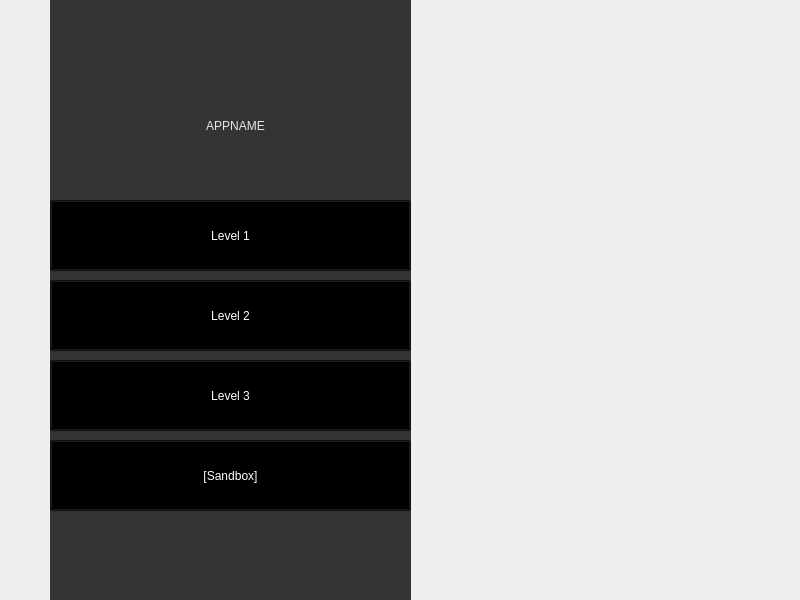
Old version of the form mainmenu.ui in the repository University-of-Utah-CS3505/a9-edu-app-MAUIFanClub.
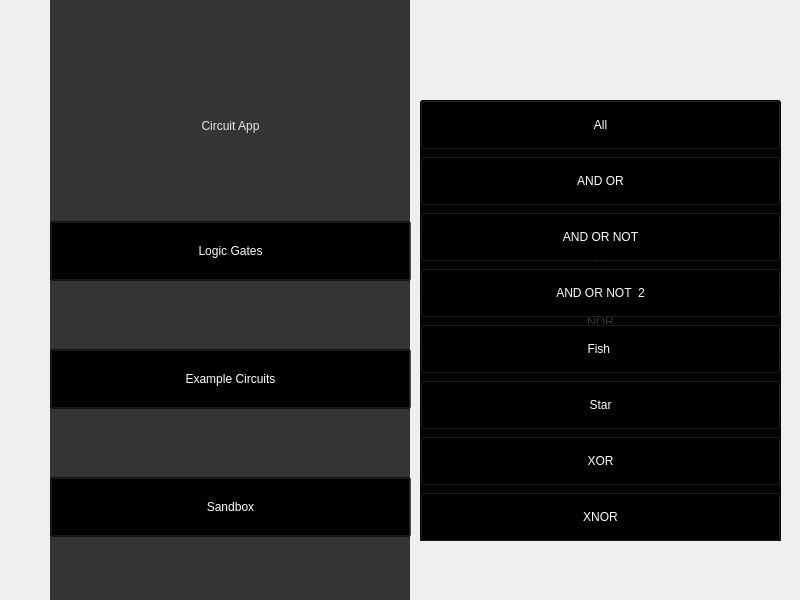
New version of the form. Icons and pictures are not drawn.

The edit to the form file:
```diff
--- a/mainmenu.ui
+++ b/mainmenu.ui
@@ -58,12 +58,12 @@
      <string/>
     </property>
    </widget>
-   <widget class="QLabel" name="label">
+   <widget class="QLabel" name="AppNameLabel">
     <property name="geometry">
      <rect>
       <x>-80</x>
       <y>50</y>
-      <width>631</width>
+      <width>621</width>
       <height>151</height>
      </rect>
     </property>
@@ -74,138 +74,18 @@
 </string>
     </property>
     <property name="text">
-     <string>APPNAME</string>
+     <string>Circuit App</string>
     </property>
     <property name="alignment">
      <set>Qt::AlignCenter</set>
     </property>
    </widget>
-   <widget class="QPushButton" name="level1Button">
-    <property name="geometry">
-     <rect>
-      <x>50</x>
-      <y>200</y>
-      <width>361</width>
-      <height>71</height>
-     </rect>
-    </property>
-    <property name="styleSheet">
-     <string notr="true">
-QPushButton{
-background-color: rgba(0, 0, 0, 100);
-font: 700 20pt &quot;Source Code Pro&quot;;
-color: rgb(255, 255, 255);
-}
-QPushButton::hover{
-	background-color: rgba(255, 255,255, 200);
-	
-	color: rgb(17, 17, 17);
-}
-
-</string>
-    </property>
-    <property name="text">
-     <string>Level 1</string>
-    </property>
-   </widget>
-   <widget class="QPushButton" name="level2Button">
-    <property name="enabled">
-     <bool>true</bool>
-    </property>
-    <property name="geometry">
-     <rect>
-      <x>50</x>
-      <y>280</y>
-      <width>361</width>
-      <height>71</height>
-     </rect>
-    </property>
-    <property name="styleSheet">
-     <string notr="true">
-QPushButton{
-background-color: rgba(0, 0, 0, 100);
-font: 700 20pt &quot;Source Code Pro&quot;;
-color: rgb(255, 255, 255);
-}
-QPushButton::hover{
-	background-color: rgba(255, 255,255, 200);
-	
-	color: rgb(17, 17, 17);
-}
-
-</string>
-    </property>
-    <property name="text">
-     <string>Level 2</string>
-    </property>
-   </widget>
-   <widget class="QPushButton" name="level3Button">
-    <property name="enabled">
-     <bool>true</bool>
-    </property>
-    <property name="geometry">
-     <rect>
-      <x>50</x>
-      <y>360</y>
-      <width>361</width>
-      <height>71</height>
-     </rect>
-    </property>
-    <property name="styleSheet">
-     <string notr="true">
-QPushButton{
-background-color: rgba(0, 0, 0, 100);
-font: 700 20pt &quot;Source Code Pro&quot;;
-color: rgb(255, 255, 255);
-}
-QPushButton::hover{
-	background-color: rgba(255, 255,255, 200);
-	
-	color: rgb(17, 17, 17);
-}
-
-</string>
-    </property>
-    <property name="text">
-     <string>Level 3</string>
-    </property>
-   </widget>
-   <widget class="QPushButton" name="sandboxLevelButton">
-    <property name="enabled">
-     <bool>true</bool>
-    </property>
-    <property name="geometry">
-     <rect>
-      <x>50</x>
-      <y>440</y>
-      <width>361</width>
-      <height>71</height>
-     </rect>
-    </property>
-    <property name="styleSheet">
-     <string notr="true">
-QPushButton{
-background-color: rgba(0, 0, 0, 100);
-font: 700 20pt &quot;Source Code Pro&quot;;
-color: rgb(255, 255, 255);
-}
-QPushButton::hover{
-	background-color: rgba(255, 255,255, 200);
-	color: rgb(17, 17, 17);
-}
-
-</string>
-    </property>
-    <property name="text">
-     <string>[Sandbox]</string>
-    </property>
-   </widget>
    <widget class="QLabel" name="Background_2">
     <property name="geometry">
      <rect>
       <x>50</x>
       <y>0</y>
-      <width>361</width>
+      <width>360</width>
       <height>601</height>
      </rect>
     </property>
@@ -223,13 +103,560 @@
      <string/>
     </property>
    </widget>
+   <widget class="QWidget" name="mmMainBtnsWidget" native="true">
+    <property name="geometry">
+     <rect>
+      <x>50</x>
+      <y>159</y>
+      <width>361</width>
+      <height>441</height>
+     </rect>
+    </property>
+    <layout class="QVBoxLayout" name="verticalLayout">
+     <item>
+      <widget class="QPushButton" name="logicGateLvlsBtn">
+       <property name="minimumSize">
+        <size>
+         <width>0</width>
+         <height>60</height>
+        </size>
+       </property>
+       <property name="styleSheet">
+        <string notr="true">
+QPushButton{
+background-color: rgba(0, 0, 0, 100);
+font: 700 20pt &quot;Source Code Pro&quot;;
+color: rgb(255, 255, 255);
+}
+QPushButton::hover{
+	background-color: rgba(255, 255,255, 200);
+	
+	color: rgb(17, 17, 17);
+}
+
+</string>
+       </property>
+       <property name="text">
+        <string>Logic Gates</string>
+       </property>
+      </widget>
+     </item>
+     <item>
+      <widget class="QPushButton" name="exampleCircuitsBtn">
+       <property name="minimumSize">
+        <size>
+         <width>0</width>
+         <height>60</height>
+        </size>
+       </property>
+       <property name="styleSheet">
+        <string notr="true">
+QPushButton{
+background-color: rgba(0, 0, 0, 100);
+font: 700 20pt &quot;Source Code Pro&quot;;
+color: rgb(255, 255, 255);
+}
+QPushButton::hover{
+	background-color: rgba(255, 255,255, 200);
+	
+	color: rgb(17, 17, 17);
+}
+
+</string>
+       </property>
+       <property name="text">
+        <string>Example Circuits</string>
+       </property>
+      </widget>
+     </item>
+     <item>
+      <widget class="QPushButton" name="sandboxLevelButton">
+       <property name="enabled">
+        <bool>true</bool>
+       </property>
+       <property name="minimumSize">
+        <size>
+         <width>0</width>
+         <height>60</height>
+        </size>
+       </property>
+       <property name="styleSheet">
+        <string notr="true">
+QPushButton{
+background-color: rgba(0, 0, 0, 100);
+font: 700 20pt &quot;Source Code Pro&quot;;
+color: rgb(255, 255, 255);
+}
+QPushButton::hover{
+	background-color: rgba(255, 255,255, 200);
+	color: rgb(17, 17, 17);
+}
+
+</string>
+       </property>
+       <property name="text">
+        <string>Sandbox</string>
+       </property>
+      </widget>
+     </item>
+    </layout>
+   </widget>
+   <widget class="QWidget" name="mmLogicGateLvlBtns" native="true">
+    <property name="geometry">
+     <rect>
+      <x>420</x>
+      <y>100</y>
+      <width>361</width>
+      <height>441</height>
+     </rect>
+    </property>
+    <property name="styleSheet">
+     <string notr="true">QWidget#mmLogicGateLvlBtns{background-color: rgba(0, 0, 0, 200); border-radius:5px;}</string>
+    </property>
+    <layout class="QVBoxLayout" name="verticalLayout_2">
+     <item>
+      <widget class="QPushButton" name="andGateLvlBtn">
+       <property name="minimumSize">
+        <size>
+         <width>0</width>
+         <height>60</height>
+        </size>
+       </property>
+       <property name="styleSheet">
+        <string notr="true">
+QPushButton{
+background-color: rgba(0, 0, 0, 100);
+font: 700 20pt &quot;Source Code Pro&quot;;
+color: rgb(255, 255, 255);
+}
+QPushButton::hover{
+	background-color: rgba(255, 255,255, 200);
+	
+	color: rgb(17, 17, 17);
+}
+
+</string>
+       </property>
+       <property name="text">
+        <string>AND</string>
+       </property>
+      </widget>
+     </item>
+     <item>
+      <widget class="QPushButton" name="nAndGateLvlBtn">
+       <property name="minimumSize">
+        <size>
+         <width>0</width>
+         <height>60</height>
+        </size>
+       </property>
+       <property name="styleSheet">
+        <string notr="true">
+QPushButton{
+background-color: rgba(0, 0, 0, 100);
+font: 700 20pt &quot;Source Code Pro&quot;;
+color: rgb(255, 255, 255);
+}
+QPushButton::hover{
+	background-color: rgba(255, 255,255, 200);
+	
+	color: rgb(17, 17, 17);
+}
+
+</string>
+       </property>
+       <property name="text">
+        <string>NAND</string>
+       </property>
+      </widget>
+     </item>
+     <item>
+      <widget class="QPushButton" name="orGateLvlBtn">
+       <property name="minimumSize">
+        <size>
+         <width>0</width>
+         <height>60</height>
+        </size>
+       </property>
+       <property name="styleSheet">
+        <string notr="true">
+QPushButton{
+background-color: rgba(0, 0, 0, 100);
+font: 700 20pt &quot;Source Code Pro&quot;;
+color: rgb(255, 255, 255);
+}
+QPushButton::hover{
+	background-color: rgba(255, 255,255, 200);
+	
+	color: rgb(17, 17, 17);
+}
+
+</string>
+       </property>
+       <property name="text">
+        <string>OR</string>
+       </property>
+      </widget>
+     </item>
+     <item>
+      <widget class="QPushButton" name="nOrGateLvlBtn">
+       <property name="minimumSize">
+        <size>
+         <width>0</width>
+         <height>60</height>
+        </size>
+       </property>
+       <property name="styleSheet">
+        <string notr="true">
+QPushButton{
+background-color: rgba(0, 0, 0, 100);
+font: 700 20pt &quot;Source Code Pro&quot;;
+color: rgb(255, 255, 255);
+}
+QPushButton::hover{
+	background-color: rgba(255, 255,255, 200);
+	
+	color: rgb(17, 17, 17);
+}
+
+</string>
+       </property>
+       <property name="text">
+        <string>NOR</string>
+       </property>
+      </widget>
+     </item>
+     <item>
+      <widget class="QPushButton" name="xOrGateLvlBtn">
+       <property name="minimumSize">
+        <size>
+         <width>0</width>
+         <height>60</height>
+        </size>
+       </property>
+       <property name="styleSheet">
+        <string notr="true">
+QPushButton{
+background-color: rgba(0, 0, 0, 100);
+font: 700 20pt &quot;Source Code Pro&quot;;
+color: rgb(255, 255, 255);
+}
+QPushButton::hover{
+	background-color: rgba(255, 255,255, 200);
+	
+	color: rgb(17, 17, 17);
+}
+
+</string>
+       </property>
+       <property name="text">
+        <string>XOR</string>
+       </property>
+      </widget>
+     </item>
+     <item>
+      <widget class="QPushButton" name="XnOrGateLvlBtn">
+       <property name="minimumSize">
+        <size>
+         <width>0</width>
+         <height>60</height>
+        </size>
+       </property>
+       <property name="styleSheet">
+        <string notr="true">
+QPushButton{
+background-color: rgba(0, 0, 0, 100);
+font: 700 20pt &quot;Source Code Pro&quot;;
+color: rgb(255, 255, 255);
+}
+QPushButton::hover{
+	background-color: rgba(255, 255,255, 200);
+	
+	color: rgb(17, 17, 17);
+}
+
+</string>
+       </property>
+       <property name="text">
+        <string>XNOR</string>
+       </property>
+      </widget>
+     </item>
+     <item>
+      <widget class="QPushButton" name="notGateLvlBtn">
+       <property name="minimumSize">
+        <size>
+         <width>0</width>
+         <height>60</height>
+        </size>
+       </property>
+       <property name="styleSheet">
+        <string notr="true">
+QPushButton{
+background-color: rgba(0, 0, 0, 100);
+font: 700 20pt &quot;Source Code Pro&quot;;
+color: rgb(255, 255, 255);
+}
+QPushButton::hover{
+	background-color: rgba(255, 255,255, 200);
+	
+	color: rgb(17, 17, 17);
+}
+
+</string>
+       </property>
+       <property name="text">
+        <string>NOT</string>
+       </property>
+      </widget>
+     </item>
+    </layout>
+   </widget>
+   <widget class="QWidget" name="mmCircuitExampleBtn" native="true">
+    <property name="geometry">
+     <rect>
+      <x>420</x>
+      <y>100</y>
+      <width>361</width>
+      <height>441</height>
+     </rect>
+    </property>
+    <property name="styleSheet">
+     <string notr="true">QWidget#mmCircuitExampleBtn{background-color: rgba(0, 0, 0, 200); border-radius:5px;}</string>
+    </property>
+    <layout class="QVBoxLayout" name="verticalLayout_3">
+     <item>
+      <widget class="QPushButton" name="allLvlBtn">
+       <property name="minimumSize">
+        <size>
+         <width>0</width>
+         <height>50</height>
+        </size>
+       </property>
+       <property name="styleSheet">
+        <string notr="true">
+QPushButton{
+background-color: rgba(0, 0, 0, 100);
+font: 700 20pt &quot;Source Code Pro&quot;;
+color: rgb(255, 255, 255);
+}
+QPushButton::hover{
+	background-color: rgba(255, 255,255, 200);
+	
+	color: rgb(17, 17, 17);
+}
+
+</string>
+       </property>
+       <property name="text">
+        <string>All</string>
+       </property>
+      </widget>
+     </item>
+     <item>
+      <widget class="QPushButton" name="andOrLvlBtn">
+       <property name="minimumSize">
+        <size>
+         <width>0</width>
+         <height>50</height>
+        </size>
+       </property>
+       <property name="styleSheet">
+        <string notr="true">
+QPushButton{
+background-color: rgba(0, 0, 0, 100);
+font: 700 20pt &quot;Source Code Pro&quot;;
+color: rgb(255, 255, 255);
+}
+QPushButton::hover{
+	background-color: rgba(255, 255,255, 200);
+	
+	color: rgb(17, 17, 17);
+}
+
+</string>
+       </property>
+       <property name="text">
+        <string>AND OR</string>
+       </property>
+      </widget>
+     </item>
+     <item>
+      <widget class="QPushButton" name="andOrNotLvlBtn">
+       <property name="minimumSize">
+        <size>
+         <width>0</width>
+         <height>50</height>
+        </size>
+       </property>
+       <property name="styleSheet">
+        <string notr="true">
+QPushButton{
+background-color: rgba(0, 0, 0, 100);
+font: 700 20pt &quot;Source Code Pro&quot;;
+color: rgb(255, 255, 255);
+}
+QPushButton::hover{
+	background-color: rgba(255, 255,255, 200);
+	
+	color: rgb(17, 17, 17);
+}
+
+</string>
+       </property>
+       <property name="text">
+        <string>AND OR NOT</string>
+       </property>
+      </widget>
+     </item>
+     <item>
+      <widget class="QPushButton" name="andOrNot2LvlBtn">
+       <property name="minimumSize">
+        <size>
+         <width>0</width>
+         <height>50</height>
+        </size>
+       </property>
+       <property name="styleSheet">
+        <string notr="true">
+QPushButton{
+background-color: rgba(0, 0, 0, 100);
+font: 700 20pt &quot;Source Code Pro&quot;;
+color: rgb(255, 255, 255);
+}
+QPushButton::hover{
+	background-color: rgba(255, 255,255, 200);
+	
+	color: rgb(17, 17, 17);
+}
+
+</string>
+       </property>
+       <property name="text">
+        <string>AND OR NOT  2</string>
+       </property>
+      </widget>
+     </item>
+     <item>
+      <widget class="QPushButton" name="fishLvlBtn">
+       <property name="minimumSize">
+        <size>
+         <width>0</width>
+         <height>50</height>
+        </size>
+       </property>
+       <property name="styleSheet">
+        <string notr="true">
+QPushButton{
+background-color: rgba(0, 0, 0, 100);
+font: 700 20pt &quot;Source Code Pro&quot;;
+color: rgb(255, 255, 255);
+}
+QPushButton::hover{
+	background-color: rgba(255, 255,255, 200);
+	
+	color: rgb(17, 17, 17);
+}
+
+</string>
+       </property>
+       <property name="text">
+        <string>Fish </string>
+       </property>
+      </widget>
+     </item>
+     <item>
+      <widget class="QPushButton" name="starLvlBtn">
+       <property name="minimumSize">
+        <size>
+         <width>0</width>
+         <height>50</height>
+        </size>
+       </property>
+       <property name="styleSheet">
+        <string notr="true">
+QPushButton{
+background-color: rgba(0, 0, 0, 100);
+font: 700 20pt &quot;Source Code Pro&quot;;
+color: rgb(255, 255, 255);
+}
+QPushButton::hover{
+	background-color: rgba(255, 255,255, 200);
+	
+	color: rgb(17, 17, 17);
+}
+
+</string>
+       </property>
+       <property name="text">
+        <string>Star</string>
+       </property>
+      </widget>
+     </item>
+     <item>
+      <widget class="QPushButton" name="xOrLvlBtn">
+       <property name="minimumSize">
+        <size>
+         <width>0</width>
+         <height>50</height>
+        </size>
+       </property>
+       <property name="styleSheet">
+        <string notr="true">
+QPushButton{
+background-color: rgba(0, 0, 0, 100);
+font: 700 20pt &quot;Source Code Pro&quot;;
+color: rgb(255, 255, 255);
+}
+QPushButton::hover{
+	background-color: rgba(255, 255,255, 200);
+	
+	color: rgb(17, 17, 17);
+}
+
+</string>
+       </property>
+       <property name="text">
+        <string>XOR</string>
+       </property>
+      </widget>
+     </item>
+     <item>
+      <widget class="QPushButton" name="xnOrLvlBtn">
+       <property name="minimumSize">
+        <size>
+         <width>0</width>
+         <height>50</height>
+        </size>
+       </property>
+       <property name="styleSheet">
+        <string notr="true">
+QPushButton{
+background-color: rgba(0, 0, 0, 100);
+font: 700 20pt &quot;Source Code Pro&quot;;
+color: rgb(255, 255, 255);
+}
+QPushButton::hover{
+	background-color: rgba(255, 255,255, 200);
+	
+	color: rgb(17, 17, 17);
+}
+
+</string>
+       </property>
+       <property name="text">
+        <string>XNOR</string>
+       </property>
+      </widget>
+     </item>
+    </layout>
+   </widget>
    <zorder>Background</zorder>
    <zorder>Background_2</zorder>
-   <zorder>label</zorder>
-   <zorder>level1Button</zorder>
-   <zorder>level2Button</zorder>
-   <zorder>level3Button</zorder>
-   <zorder>sandboxLevelButton</zorder>
+   <zorder>AppNameLabel</zorder>
+   <zorder>mmMainBtnsWidget</zorder>
+   <zorder>mmLogicGateLvlBtns</zorder>
+   <zorder>mmCircuitExampleBtn</zorder>
   </widget>
  </widget>
  <resources/>
```
